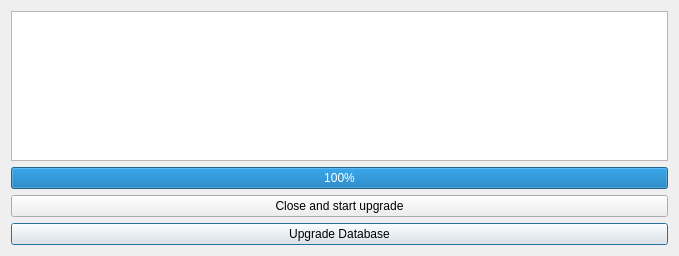
The window that autoupdatedialog.ui (ic005k/OCAuxiliaryTools) describes before a commit, drawn with Qt 5.
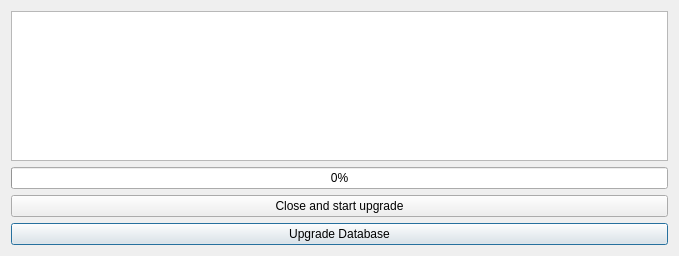
The same window after the commit.

What changed in the file:
```diff
--- a/autoupdatedialog.ui
+++ b/autoupdatedialog.ui
@@ -40,7 +40,10 @@
       <number>100</number>
      </property>
      <property name="value">
-      <number>100</number>
+      <number>0</number>
+     </property>
+     <property name="textVisible">
+      <bool>true</bool>
      </property>
     </widget>
    </item>
```
